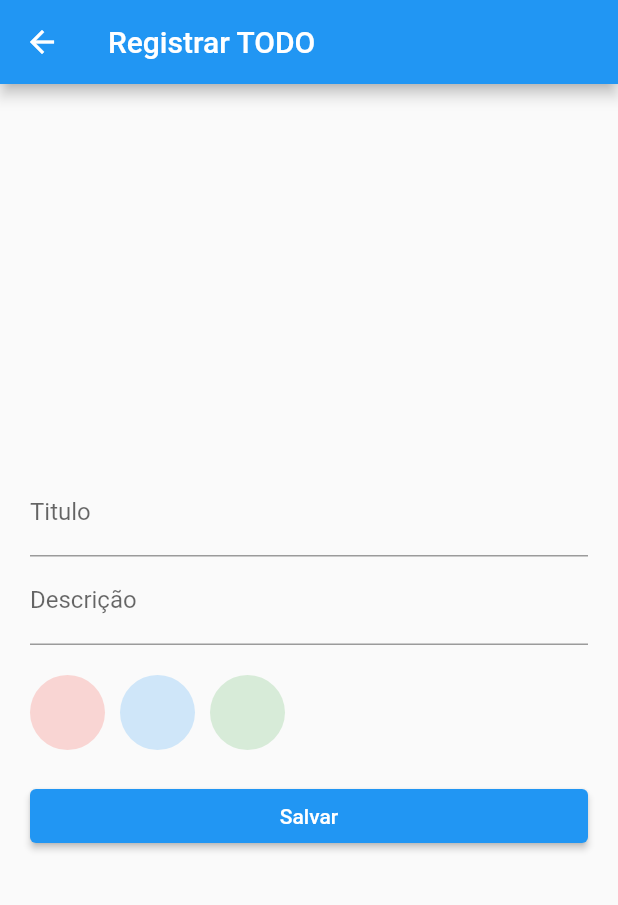
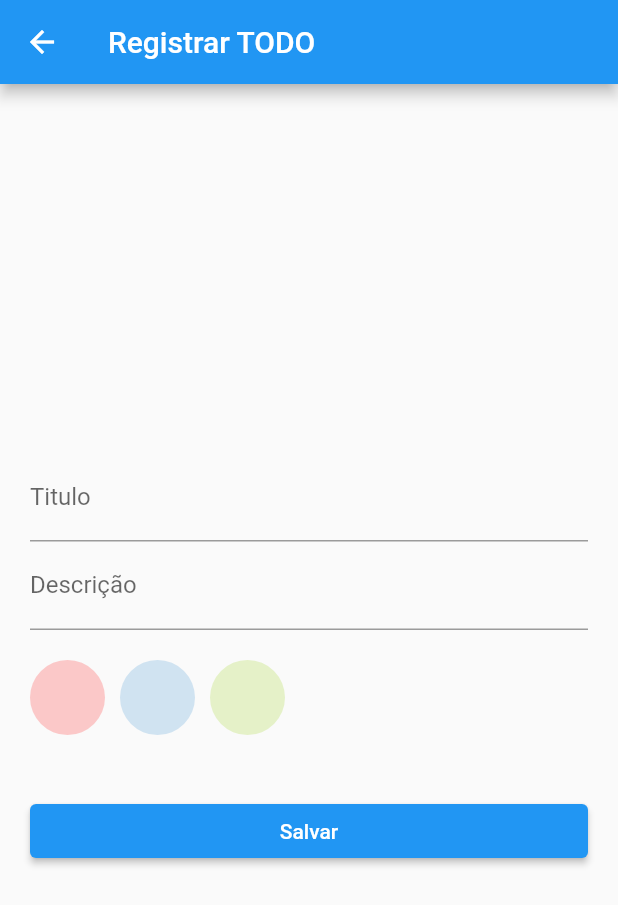
Before and after one commit to Lovepeople-BR/api-todo-examplo-request, a Flutter app: the RegisterTodoPage screen opened by its route, on a phone screen of 412 x 824 dp. Shown: the top 905 px of the screen. Run offline on Flutter 3.47's test engine with Material 2 defaults, Android fonts, the phone set to English and light mode, and no system bars; our stand-ins replace shared_preferences; accounts and stored records are empty; network calls fail.

Commit message:
pequenas melhorias

```diff
--- a/lib/view/home_page.dart
+++ b/lib/view/home_page.dart
@@ -130,8 +130,10 @@ class HomePage extends StatelessWidget {
 
   Color _getColor(String color) {
     try {
-      String c = color.replaceAll('#', '');
-      return Color(int.parse('0xFF$c'));
+      if (color.toUpperCase().contains('0XFF')) {
+        return Color(int.parse(color));
+      }
+      return Color(int.parse(color.replaceAll('#', '0xFF')));
     } catch (e) {
       print(e);
       return Colors.white;
--- a/lib/view/register_todo_page.dart
+++ b/lib/view/register_todo_page.dart
@@ -46,55 +46,16 @@ class _RegisterTodoPageState extends State<RegisterTodoPage> {
                   child: ListView(
                     scrollDirection: Axis.horizontal,
                     children: [
-                      InkWell(
-                        onTap: () {
-                          controller.changeColor('#FF0000');
-                        },
-                        child: Container(
-                          width: 50,
-                          height: 50,
-                          decoration: BoxDecoration(
-                            color: Colors.red.withOpacity(
-                              controller.colorSelected == '#FF0000' ? 1 : 0.2,
-                            ),
-                            borderRadius: BorderRadius.circular(25),
-                          ),
-                        ),
-                      ),
+                      _buildItemColor('#FF0000', controller),
                       const SizedBox(width: 10),
-                      InkWell(
-                        onTap: () {
-                          controller.changeColor('#2986cc');
-                        },
-                        child: Container(
-                          width: 50,
-                          height: 50,
-                          decoration: BoxDecoration(
-                            color: Colors.blue.withOpacity(
-                              controller.colorSelected == '#2986cc' ? 1 : 0.2,
-                            ),
-                            borderRadius: BorderRadius.circular(25),
-                          ),
-                        ),
-                      ),
+                      _buildItemColor('#2986cc', controller),
                       const SizedBox(width: 10),
-                      InkWell(
-                        onTap: () {
-                          controller.changeColor('#8fce00');
-                        },
-                        child: Container(
-                          width: 50,
-                          height: 50,
-                          decoration: BoxDecoration(
-                            color: Colors.green.withOpacity(
-                              controller.colorSelected == '#8fce00' ? 1 : 0.2,
-                            ),
-                            borderRadius: BorderRadius.circular(25),
-                          ),
-                        ),
-                      ),
+                      _buildItemColor('#8fce00', controller),
                     ],
                   ),
+                ),
+                const SizedBox(
+                  height: 20,
                 ),
                 const SizedBox(
                   height: 20,
@@ -104,10 +65,12 @@ class _RegisterTodoPageState extends State<RegisterTodoPage> {
                   child: ElevatedButton(
                     onPressed: () {
                       controller.register(
-                          _titleController.text, _descriptionController.text,
-                          success: () {
-                        Navigator.pop(context, true);
-                      });
+                        _titleController.text,
+                        _descriptionController.text,
+                        success: () {
+                          Navigator.pop(context, true);
+                        },
+                      );
                     },
                     child: const Text('Salvar'),
                   ),
@@ -119,4 +82,25 @@ class _RegisterTodoPageState extends State<RegisterTodoPage> {
       );
     });
   }
+
+  Widget _buildItemColor(
+    String colorHex,
+    RegisterTodoController controller,
+  ) {
+    return InkWell(
+      onTap: () {
+        controller.changeColor(colorHex);
+      },
+      child: Container(
+        width: 50,
+        height: 50,
+        decoration: BoxDecoration(
+          color: Color(int.parse(colorHex.replaceAll('#', '0xFF'))).withOpacity(
+            controller.colorSelected == colorHex ? 1 : 0.2,
+          ),
+          borderRadius: BorderRadius.circular(25),
+        ),
+      ),
+    );
+  }
 }
```
